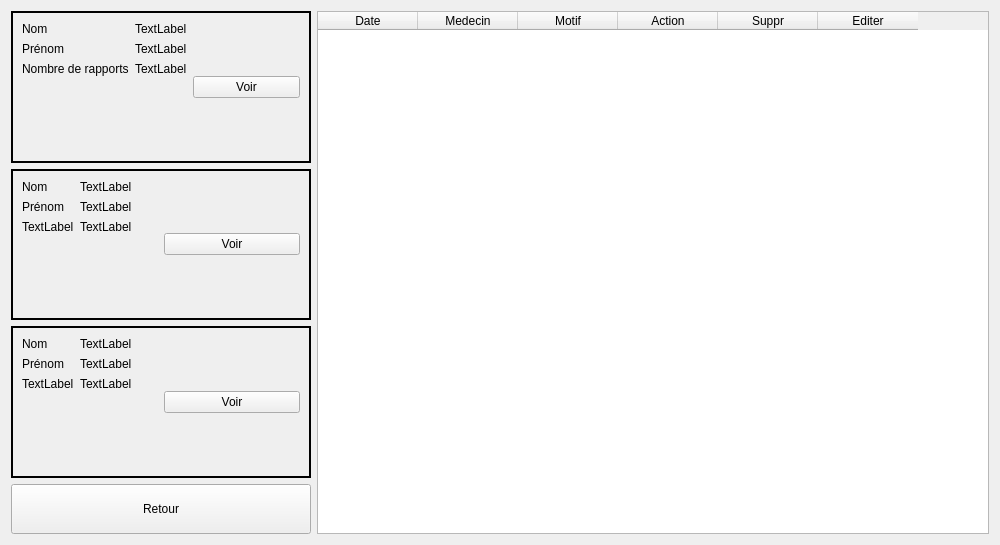
FabioF9/GSB-AppliVisiteur, file front/ui/admin.ui: the form before one commit.
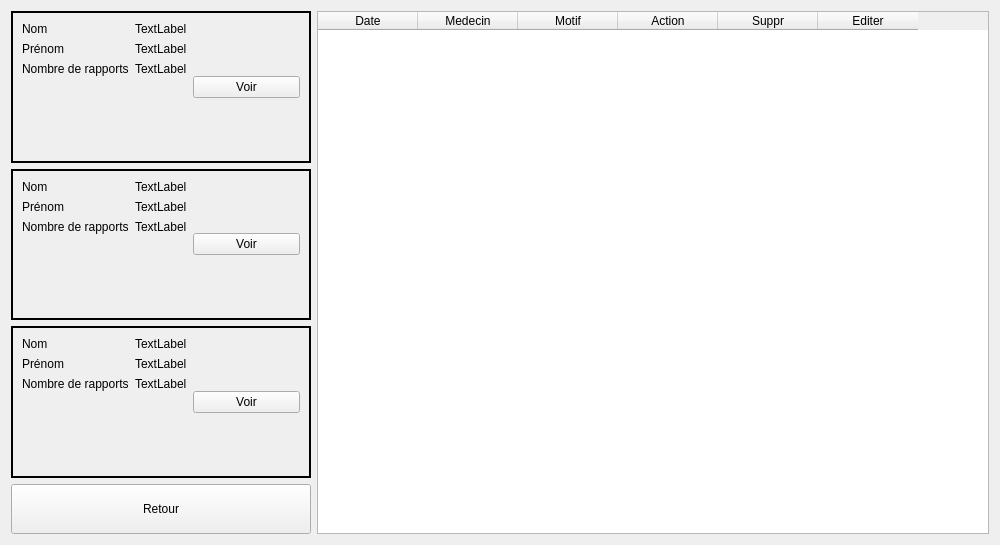
The form after the commit.

What changed in the file:
```diff
--- a/front/ui/admin.ui
+++ b/front/ui/admin.ui
@@ -162,7 +162,7 @@
           <item row="2" column="0">
            <widget class="QLabel" name="label_11">
             <property name="text">
-             <string>TextLabel</string>
+             <string>Nombre de rapports</string>
             </property>
            </widget>
           </item>
@@ -239,7 +239,7 @@
           <item row="2" column="0">
            <widget class="QLabel" name="label_5">
             <property name="text">
-             <string>TextLabel</string>
+             <string>Nombre de rapports</string>
             </property>
            </widget>
           </item>
```
